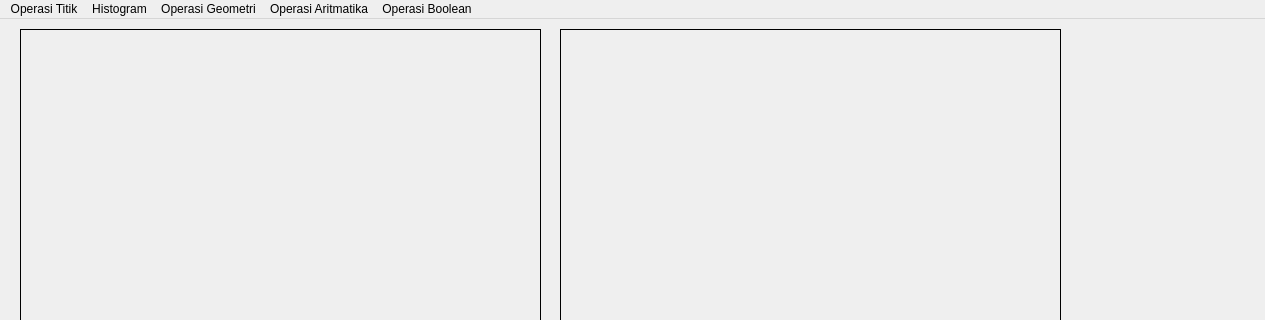
This is GUI.ui in piupiupipiii/image_processing as Qt 5 draws it before an edit; both pictures show x 0 to 1265 and y 0 to 320 of the 1265 by 847 pixel window. The edited form follows.
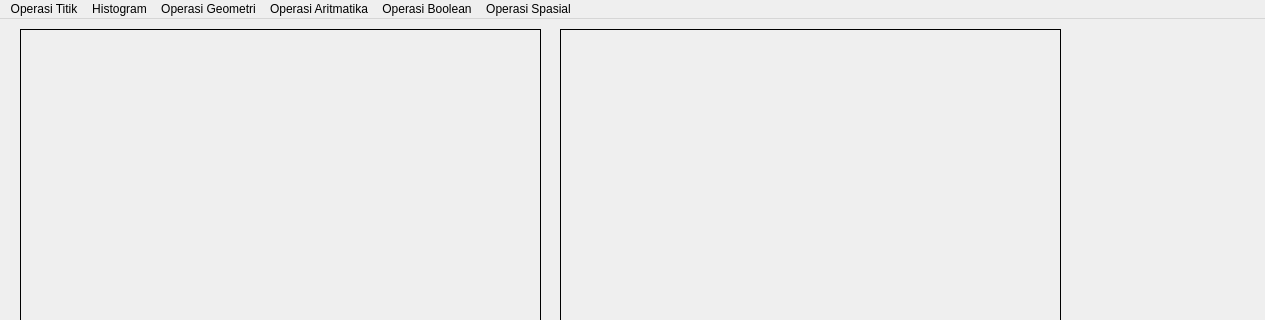
This is the edited form.

Diff of the .ui file:
```diff
--- a/GUI.ui
+++ b/GUI.ui
@@ -145,11 +145,19 @@
     <addaction name="actionOperasi_OR"/>
     <addaction name="actionOperasi_XOR"/>
    </widget>
+   <widget class="QMenu" name="menuKonvolusi">
+    <property name="title">
+     <string>Operasi Spasial</string>
+    </property>
+    <addaction name="actionfiltering"/>
+    <addaction name="actionmean"/>
+   </widget>
    <addaction name="menuOperasi_Titik"/>
    <addaction name="menuHistogram"/>
    <addaction name="menuOperasi_Geometri"/>
    <addaction name="menuOperasi_Aritmatika"/>
    <addaction name="menuOperasi_Boolean"/>
+   <addaction name="menuKonvolusi"/>
   </widget>
   <widget class="QStatusBar" name="statusbar"/>
   <action name="actionOperasi_Pencerahan">
```
Left out of the diff: 10 changed lines with no effect on the pictures.
